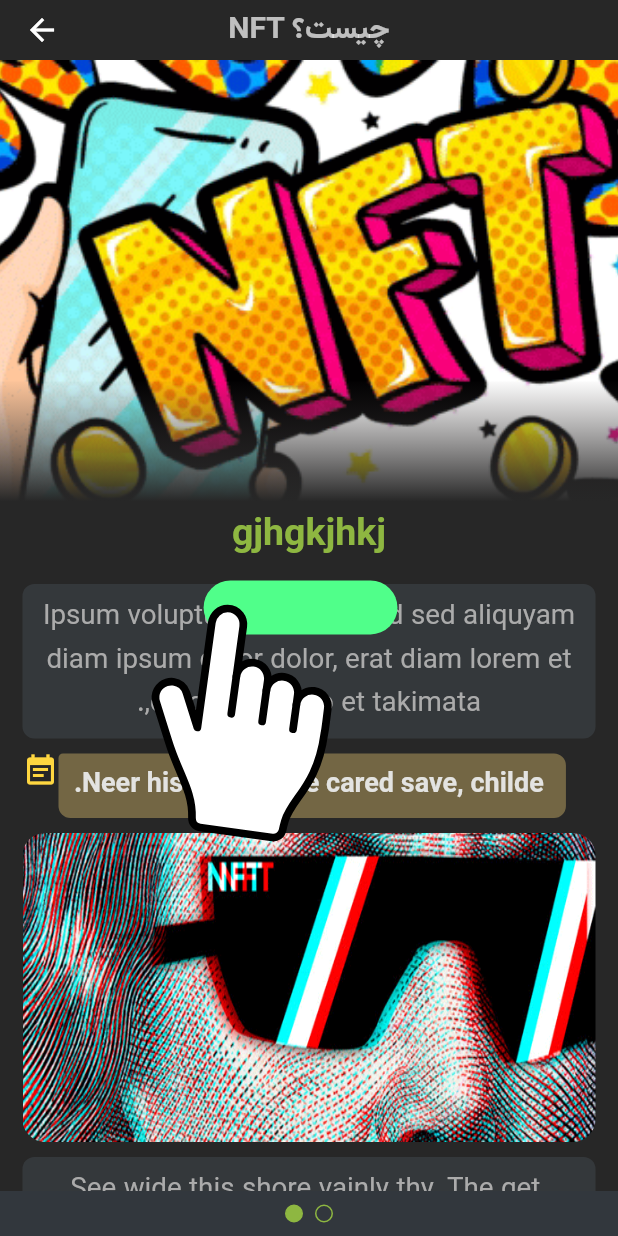
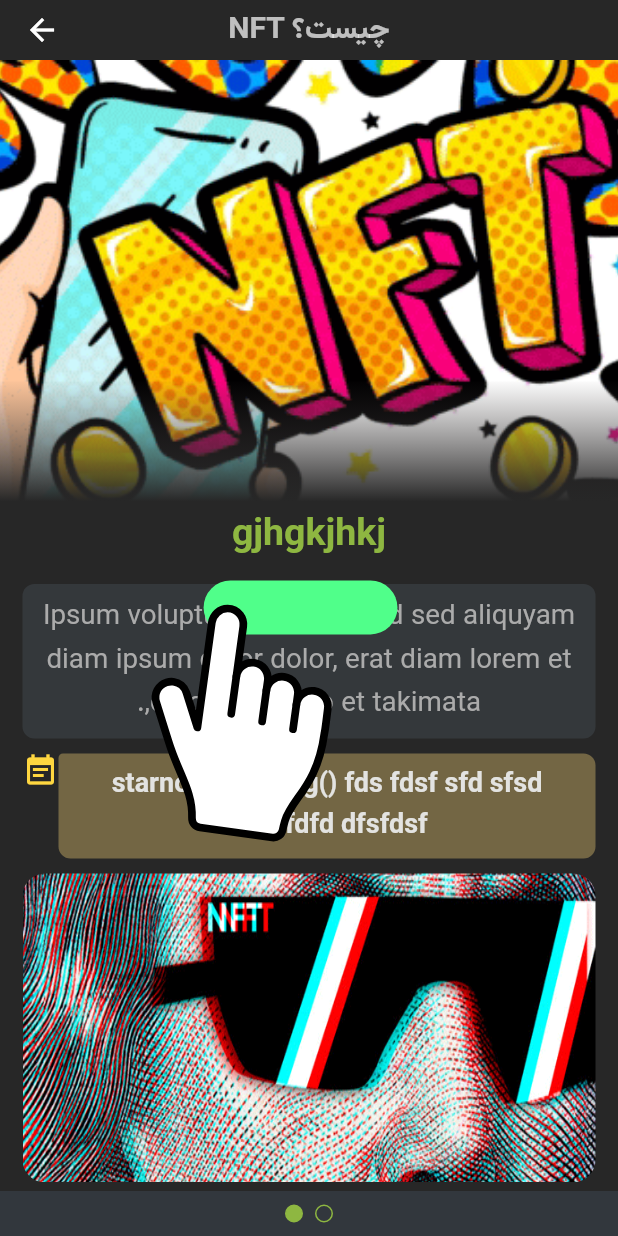
Before and after one commit to mahdiyarz/nft_guide, a Flutter app: the ChapterPage screen opened directly with sample values from the repository, on a phone screen of 412 x 824 dp. Run offline on Flutter 3.47's test engine with Material 2 defaults, Android fonts, the phone set to English and light mode, and no system bars; our stand-ins replace introduction_screen, lottie, shared_preferences, url_launcher_web; missing offline and left inert: shared_preferences_web, tapsell_plus; accounts and stored records are empty.

Commit message:
edit nft model and chapter slider for showing markets info

```diff
--- a/lib/models/nftModel.dart
+++ b/lib/models/nftModel.dart
@@ -7,6 +7,8 @@ class ChapterDetail {
   String? text2;
   String? starnote2;
   String? titleSection;
+  List<String>? tableList;
+  List<String>? benefits;
   ChapterDetail({
     this.image,
     required this.text,
@@ -15,6 +17,8 @@ class ChapterDetail {
     this.image2,
     this.starnote2,
     this.titleSection,
+    this.tableList,
+    this.benefits,
   });
 }
 
--- a/lib/screens/chapterSlidePage.dart
+++ b/lib/screens/chapterSlidePage.dart
@@ -10,17 +10,21 @@ class ChapterSlidePage extends StatelessWidget {
   String? describtion2;
   String? starnote2;
   String? titleSection;
+  List<String>? tableList;
+  List<String>? benefits;
 
-  ChapterSlidePage(
-      {Key? key,
+  ChapterSlidePage({
+    Key? key,
     this.image,
     required this.describtion,
     this.starnote,
     this.describtion2,
     this.image2,
     this.starnote2,
-      this.titleSection})
-      : super(key: key);
+    this.titleSection,
+    this.tableList,
+    this.benefits,
+  }) : super(key: key);
 
   @override
   Widget build(BuildContext context) {
@@ -118,9 +122,11 @@ class ChapterSlidePage extends StatelessWidget {
                           ),
                           Flexible(
                             child: Container(
+                              width: _width,
                               child: Padding(
                                 padding: const EdgeInsets.all(8.0),
-                                child: Text(starnote.toString(),
+                                child: Text(
+                                    'starnote.toString() fds fdsf sfd sfsd ffdfdfdfd dfsfdsf',
                                     softWrap: true,
                                     style: TextStyle(
                                         color:
@@ -201,6 +207,7 @@ class ChapterSlidePage extends StatelessWidget {
                         children: [
                           Flexible(
                             child: Container(
+                              width: _width,
                               child: Padding(
                                 padding: const EdgeInsets.all(8.0),
                                 child: Text(starnote2.toString(),
@@ -231,6 +238,34 @@ class ChapterSlidePage extends StatelessWidget {
                       ),
                     )
                   : SizedBox(),
+              // benefits != null
+              //     ?
+              Padding(
+                padding: const EdgeInsets.only(
+                  top: 10,
+                  right: 15,
+                  left: 15,
+                ),
+                child: Container(
+                  child: Padding(
+                    padding: const EdgeInsets.all(8.0),
+                    child: Text(describtion,
+                        style: TextStyle(
+                          color: Color.fromARGB(255, 171, 171, 171),
+                          fontSize: 18.5,
+                          fontWeight: FontWeight.normal,
+                          height: 1.55,
+                          fontFamily: 'Vazir',
+                        ),
+                        textDirection: TextDirection.rtl,
+                        textAlign: TextAlign.center),
+                  ),
+                  decoration: BoxDecoration(
+                      color: Color.fromARGB(255, 52, 56, 59),
+                      borderRadius: BorderRadius.circular(8)),
+                ),
+              ),
+              // : const SizedBox(),
               SizedBox(
                 height: 10,
               )
```
Lines whose indentation alone changed are shown as unchanged.
